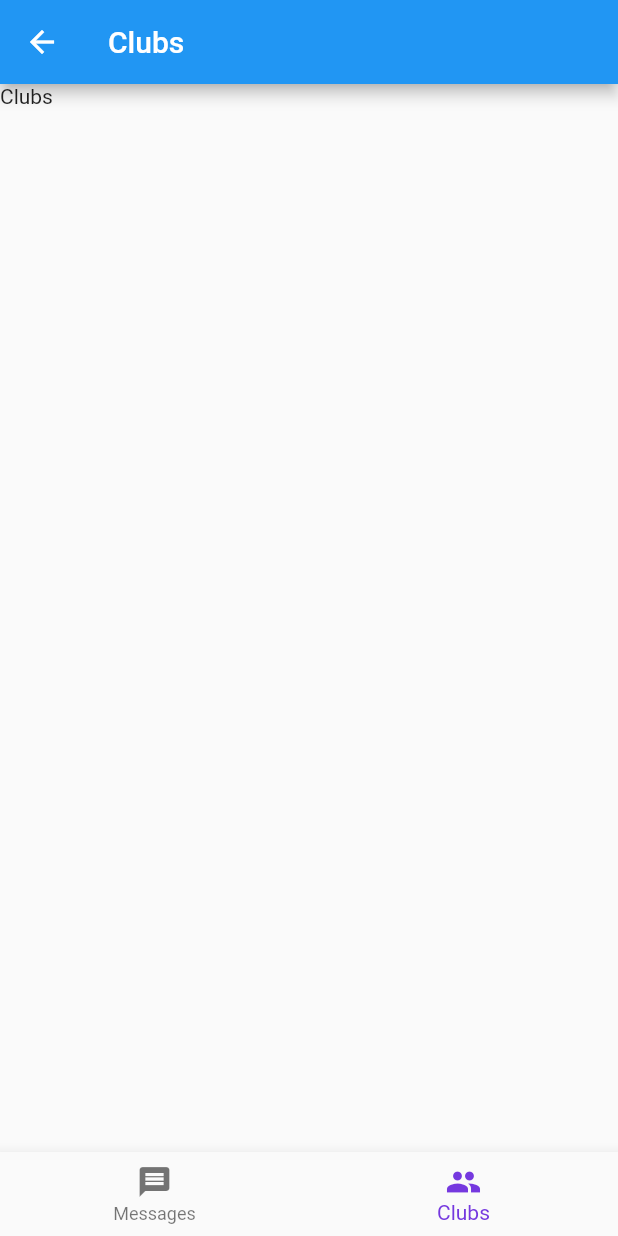
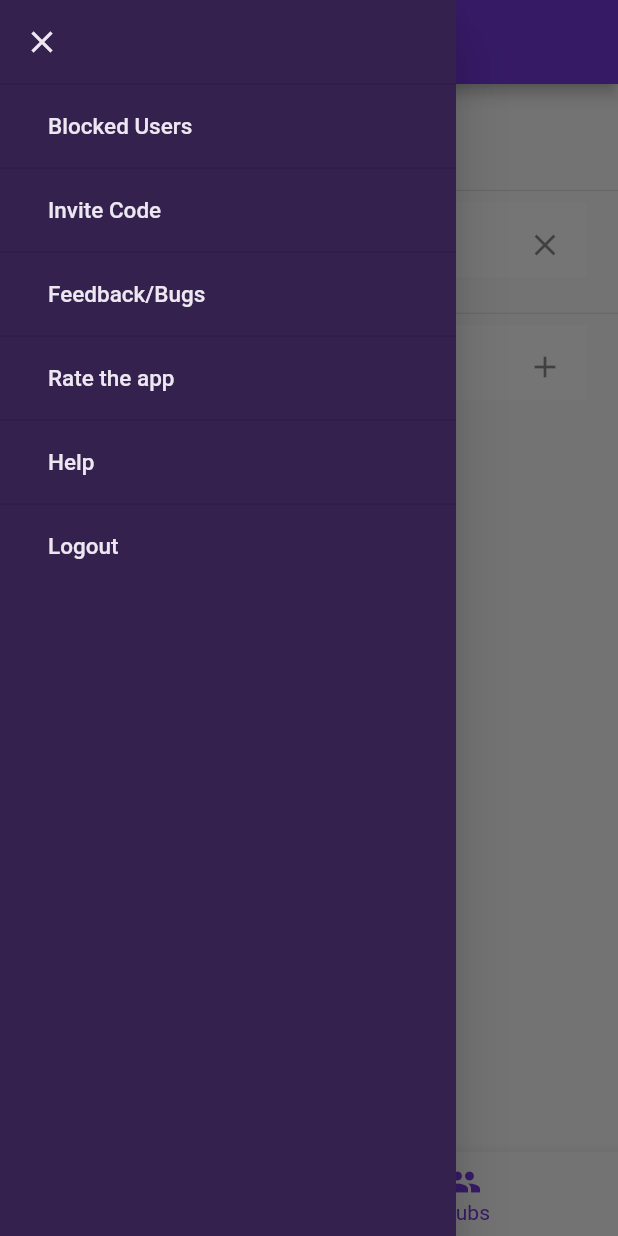
Before and after one commit to cosmicRover/yime, a Flutter app: the BottomNav screen opened directly, item 2 of the bottom bar chosen, with the side drawer open (before the commit the screen has no drawer), on a phone screen of 412 x 824 dp. Run offline on Flutter 3.47's test engine with Material 2 defaults, Android fonts, the phone set to English and light mode, and no system bars; our stand-ins replace shared_preferences; missing offline and left inert: badge, flutter_sms, pimp_my_button; accounts and stored records are empty; statements that could not run were skipped.

Commit message:
Fixed drawer clipping, written a basic club layout

```diff
--- a/lib/src/screens/bottomnav.dart
+++ b/lib/src/screens/bottomnav.dart
@@ -4,8 +4,11 @@ import 'package:flutter/cupertino.dart';
 import 'messages.dart';
 import 'clubs.dart';
 import '../colors/allcolors.dart';
+import 'drawer.dart';
 
 AppColors c = AppColors();
+DrawersElements drawers = DrawersElements();
+var appBarTitle = "Messages";
 
 class BottomNav extends StatefulWidget {
   @override
@@ -32,6 +35,8 @@ class _BottomNavState extends State<BottomNav> {
   @override
   Widget build(BuildContext context) {
     return Scaffold(
+      appBar: AppBar(title: Text("$appBarTitle",),backgroundColor: c.purple,),
+      drawer: drawers.buildDrawers(context),
       body: currentPage,
       bottomNavigationBar: BottomNavigationBar(
           currentIndex: currentTab,
@@ -39,6 +44,8 @@ class _BottomNavState extends State<BottomNav> {
             setState(() {
               currentTab = index;
               currentPage = pages[index];
+              index == 0 ? appBarTitle = "Messages" : appBarTitle = "Clubs";
+              //if 0, set to Messages, if  not, Clubs
             });
           },
           fixedColor: c.purple,
@@ -52,6 +59,7 @@ class _BottomNavState extends State<BottomNav> {
             BottomNavigationBarItem(
                 icon: Icon(Icons.people),
                 title: Text("Clubs", style: TextStyle(color: c.black))),
-            ]));
+          ]),
+    );
   }
 }
--- a/lib/src/screens/clubs.dart
+++ b/lib/src/screens/clubs.dart
@@ -1,18 +1,73 @@
 import 'package:flutter/material.dart';
+import '../colors/allcolors.dart';
+
+AppColors c = AppColors();
 
 class Clubs extends StatefulWidget {
   @override
   _ClubsState createState() => _ClubsState();
 }
 
+//clubs that users are currently in
+Widget currentlyIn(){
+  return FractionallySizedBox(
+    widthFactor: 0.9,
+    child: Container(
+        color: c.maxWhite,
+        height: 49.83,
+        child: ListTile(
+          title: Text(
+            "Club Name",
+            style: TextStyle(color: c.black),
+          ),
+          onTap: () {},
+          trailing: Icon(Icons.close),
+        )),
+  );
+}
+
+//all the clubs
+Widget allClubs(){
+  return FractionallySizedBox(
+    widthFactor: 0.9,
+    child: Container(
+        color: c.maxWhite,
+        height: 49.83,
+        child: ListTile(
+          title: Text(
+            "Club Name",
+            style: TextStyle(color: c.black),
+          ),
+          onTap: () {},
+          trailing: Icon(Icons.add),
+        )),
+  );
+}
+
 class _ClubsState extends State<Clubs> {
   @override
   Widget build(BuildContext context) {
     return Scaffold(
-      appBar: AppBar(title: Text("Clubs"),),
       body: ListView(
         children: <Widget>[
-          Text("Clubs")
+          Column(
+            children: <Widget>[
+              Padding(
+                padding: const EdgeInsets.only(top: 47.0),
+                child: Text("Currently In",),
+              ),
+              Divider(),
+              currentlyIn()
+            ],
+          ),
+          Column(
+            children: <Widget>[
+              Text("All"),
+              Divider(),
+              allClubs()
+            ],
+          )
+
         ],
       ),
     );
--- a/lib/src/screens/drawer.dart
+++ b/lib/src/screens/drawer.dart
@@ -11,7 +11,7 @@ Padding textPadding = Padding(padding: EdgeInsets.only(left: 16.0, ));
 Divider tileDivider = Divider(color: c.deepPurple2, height: 0.0,);
 
 class DrawersElements {
-  Widget buildDrawers(BuildContext context) {
+  Widget buildDrawers(BuildContext context){
     return Drawer(
       child: Container(
         color: c.deepPurple,
--- a/lib/src/screens/login.dart
+++ b/lib/src/screens/login.dart
@@ -62,7 +62,7 @@ class _LoginState extends State<Login> {
                         color: c.maxWhite),
                     child: FlatButton.icon(
                         onPressed: () {},
-                        icon: Image.asset("icons/google.png"),
+                        icon: Icon(Icons.ac_unit),
                         label: Text("Google")),
                   ),
                 ],
--- a/lib/src/screens/messages.dart
+++ b/lib/src/screens/messages.dart
@@ -126,6 +126,11 @@ Widget messageList(bool online, var userName, bool hasUnreadMessage) {
   }
 }
 
+//and empty
+Widget emptyWidget(){
+  return Text("");
+}
+
 class _MessagesState extends State<Messages> {
   @override
   Widget build(BuildContext context) {
@@ -133,13 +138,6 @@ class _MessagesState extends State<Messages> {
       child: Theme(
         data: ThemeData(),
         child: Scaffold(
-          appBar: AppBar(
-            title: Text(
-              "Messages",
-            ),
-            backgroundColor: c.purple,
-          ),
-          drawer: drawers.buildDrawers(context),
           body: Padding(
             padding: const EdgeInsets.only(top: 22.0),
             //if snapshot is empty say you didn't talk to anyone
@@ -149,7 +147,7 @@ class _MessagesState extends State<Messages> {
                   return Padding(
                     padding: const EdgeInsets.only(top: 6.17),
                     child: Column(
-                      children: <Widget>[messageList(true, "Joy Paul", true)],
+                      children: <Widget>[messageList(false, "Joy Paul", true)],
                     ),
                   );
                 }),
@@ -158,9 +156,9 @@ class _MessagesState extends State<Messages> {
               FloatingActionButtonLocation.centerFloat,
           floatingActionButton: FloatingActionButton.extended(
               onPressed: (){},
-              icon: Icon(Icons.people),
-              backgroundColor: c.purple,
-              label: Text("FIND NEW 0/5", style: TextStyle(color: c.maxWhite),)),
+              icon: emptyWidget(),
+              backgroundColor: c.lightBlack,
+              label: Text("FIND NEW 0/5 ", style: TextStyle(color: c.maxWhite),)),
         ),
       ),
     );
```
Lines whose indentation alone changed are shown as unchanged.
